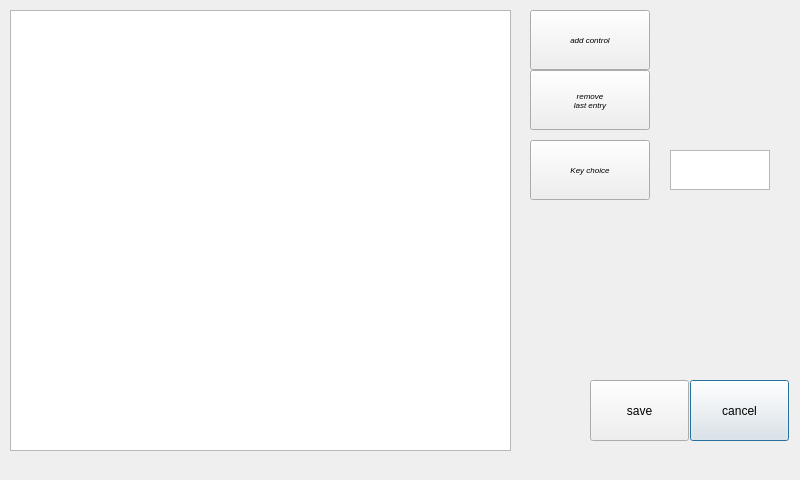
Qt form dialog_newcontrol.ui (fredericabry/raspiloop) before a commit.
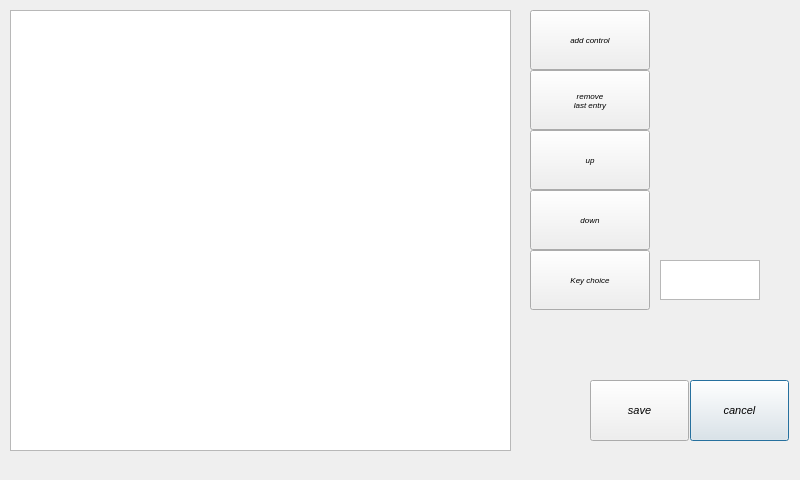
The same form after that commit.

The edit to the form file:
```diff
--- a/dialog_newcontrol.ui
+++ b/dialog_newcontrol.ui
@@ -32,8 +32,8 @@
   <widget class="QTextBrowser" name="consoleKey">
    <property name="geometry">
     <rect>
-     <x>670</x>
-     <y>150</y>
+     <x>660</x>
+     <y>260</y>
      <width>100</width>
      <height>40</height>
     </rect>
@@ -56,7 +56,8 @@
    </property>
    <property name="font">
     <font>
-     <pointsize>9</pointsize>
+     <pointsize>8</pointsize>
+     <italic>true</italic>
     </font>
    </property>
    <property name="styleSheet">
@@ -116,7 +117,8 @@
    </property>
    <property name="font">
     <font>
-     <pointsize>9</pointsize>
+     <pointsize>8</pointsize>
+     <italic>true</italic>
     </font>
    </property>
    <property name="styleSheet">
@@ -130,7 +132,7 @@
    <property name="geometry">
     <rect>
      <x>530</x>
-     <y>140</y>
+     <y>250</y>
      <width>120</width>
      <height>60</height>
     </rect>
@@ -145,6 +147,44 @@
     <string>Key choice</string>
    </property>
   </widget>
+  <widget class="QPushButton" name="bUp">
+   <property name="geometry">
+    <rect>
+     <x>530</x>
+     <y>130</y>
+     <width>120</width>
+     <height>60</height>
+    </rect>
+   </property>
+   <property name="font">
+    <font>
+     <pointsize>6</pointsize>
+     <italic>true</italic>
+    </font>
+   </property>
+   <property name="text">
+    <string>up</string>
+   </property>
+  </widget>
+  <widget class="QPushButton" name="bDown">
+   <property name="geometry">
+    <rect>
+     <x>530</x>
+     <y>190</y>
+     <width>120</width>
+     <height>60</height>
+    </rect>
+   </property>
+   <property name="font">
+    <font>
+     <pointsize>6</pointsize>
+     <italic>true</italic>
+    </font>
+   </property>
+   <property name="text">
+    <string>down</string>
+   </property>
+  </widget>
  </widget>
  <resources/>
  <connections/>
```
